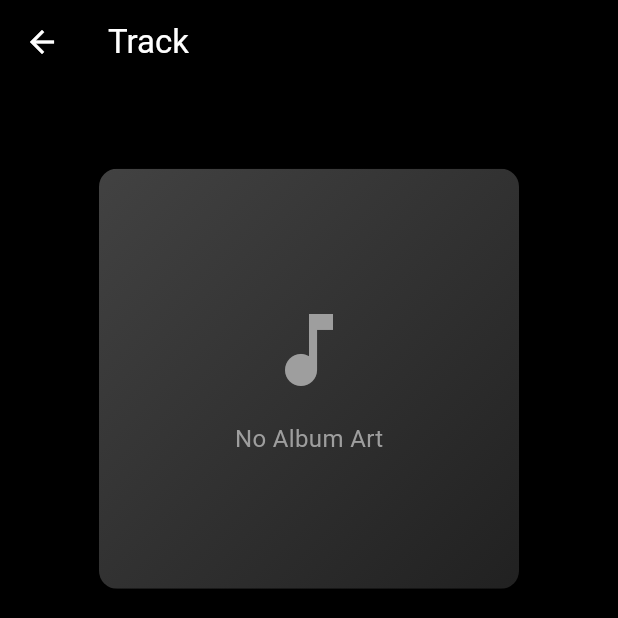
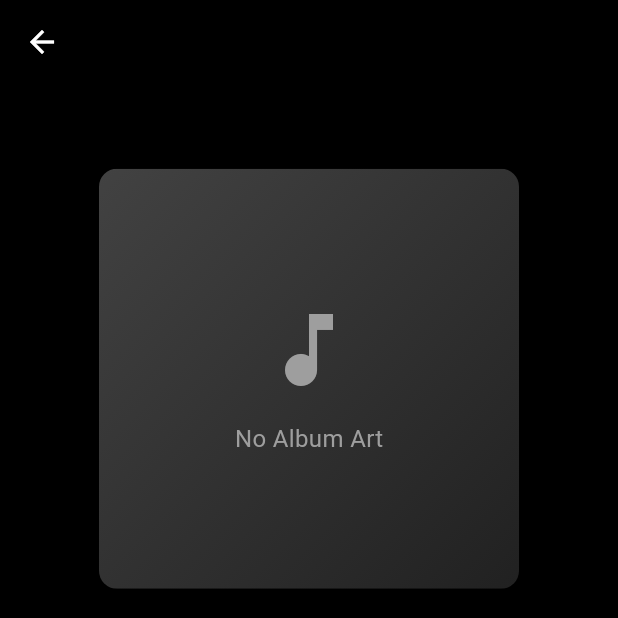
Before and after one commit to rd6260/echo_mpd, a Flutter app: the PlayerScreen screen opened directly, on a phone screen of 412 x 824 dp, the top half of it. Run offline on Flutter 3.47's test engine with Material 3 defaults, Android fonts, the phone set to English and light mode, and no system bars; our stand-ins replace shared_preferences; missing offline and left inert: dart_mpd; accounts and stored records are empty.

Commit message:
small changes

```diff
--- a/lib/screen/player_screen.dart
+++ b/lib/screen/player_screen.dart
@@ -21,7 +21,7 @@ class _PlayerScreenState extends State<PlayerScreen> {
     return Scaffold(
       backgroundColor: Colors.black,
       appBar: AppBar(
-        title: Text("Track", style: TextStyle(color: Colors.white)),
+        // title: Text("Track", style: TextStyle(color: Colors.white)),
         foregroundColor: Colors.white,
         backgroundColor: Colors.black,
       ),
@@ -135,7 +135,9 @@ class _PlayerScreenState extends State<PlayerScreen> {
                               ),
                             ),
                             Text(
-                              _formatTime(currentSong?.time?.toDouble() ?? totalDuration),
+                              _formatTime(
+                                currentSong?.time?.toDouble() ?? totalDuration,
+                              ),
                               style: const TextStyle(
                                 color: Colors.grey,
                                 fontSize: 14,
```
